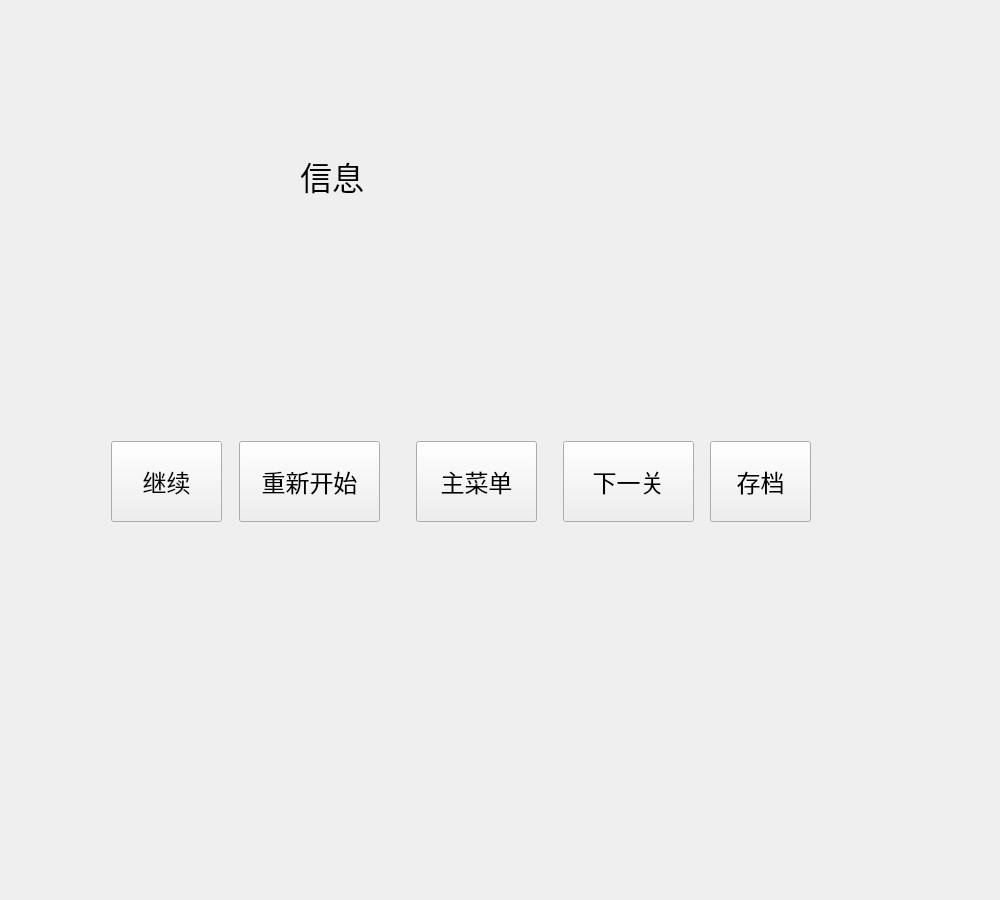
Qt form widgets/menupage.ui (creeper12356/QLink-by-creeper) before a commit.
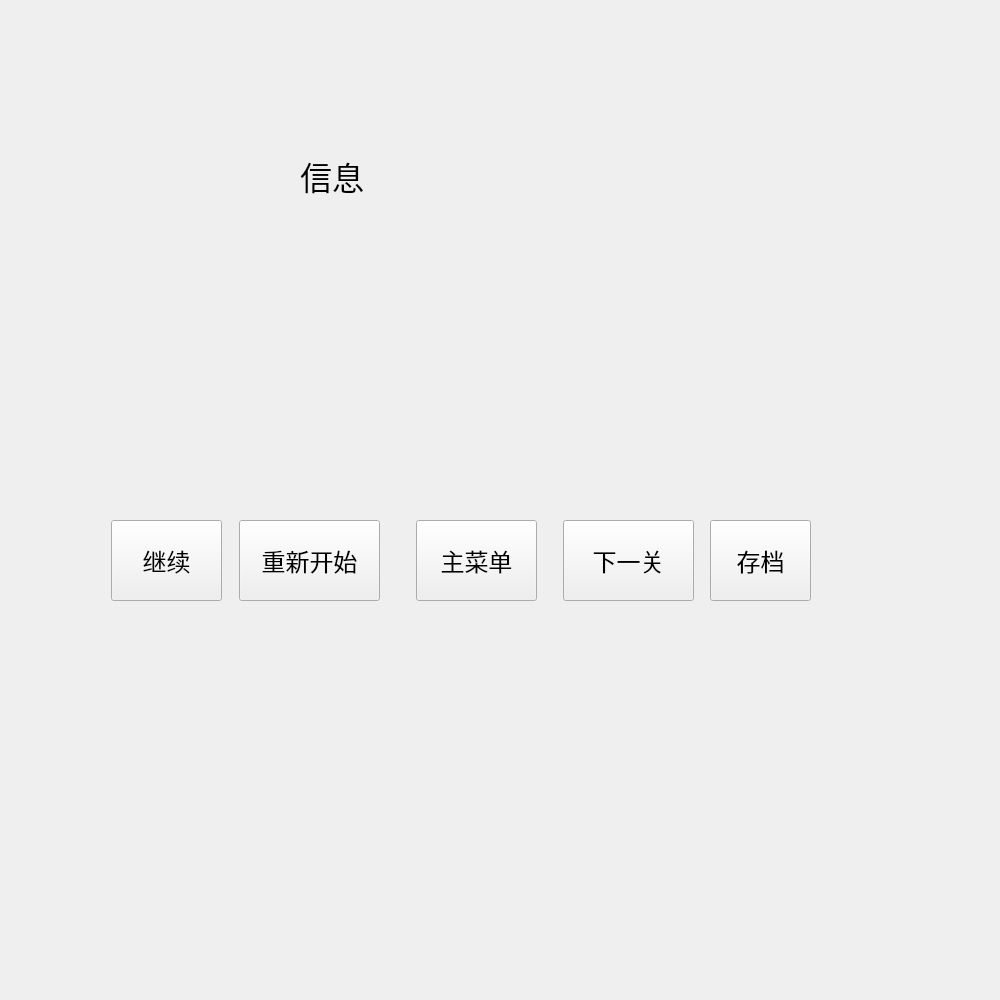
The same form after that commit. Custom widgets are drawn as their Qt base class.

The edit to the form file:
```diff
--- a/widgets/menupage.ui
+++ b/widgets/menupage.ui
@@ -7,7 +7,7 @@
     <x>0</x>
     <y>0</y>
     <width>1000</width>
-    <height>900</height>
+    <height>1000</height>
    </rect>
   </property>
   <property name="windowTitle">
@@ -46,7 +46,7 @@
    <property name="geometry">
     <rect>
      <x>111</x>
-     <y>441</y>
+     <y>520</y>
      <width>111</width>
      <height>81</height>
     </rect>
@@ -71,7 +71,7 @@
    <property name="geometry">
     <rect>
      <x>239</x>
-     <y>441</y>
+     <y>520</y>
      <width>141</width>
      <height>81</height>
     </rect>
@@ -96,7 +96,7 @@
    <property name="geometry">
     <rect>
      <x>416</x>
-     <y>441</y>
+     <y>520</y>
      <width>121</width>
      <height>81</height>
     </rect>
@@ -121,7 +121,7 @@
    <property name="geometry">
     <rect>
      <x>563</x>
-     <y>441</y>
+     <y>520</y>
      <width>131</width>
      <height>81</height>
     </rect>
@@ -146,7 +146,7 @@
    <property name="geometry">
     <rect>
      <x>710</x>
-     <y>441</y>
+     <y>520</y>
      <width>101</width>
      <height>81</height>
     </rect>
```
